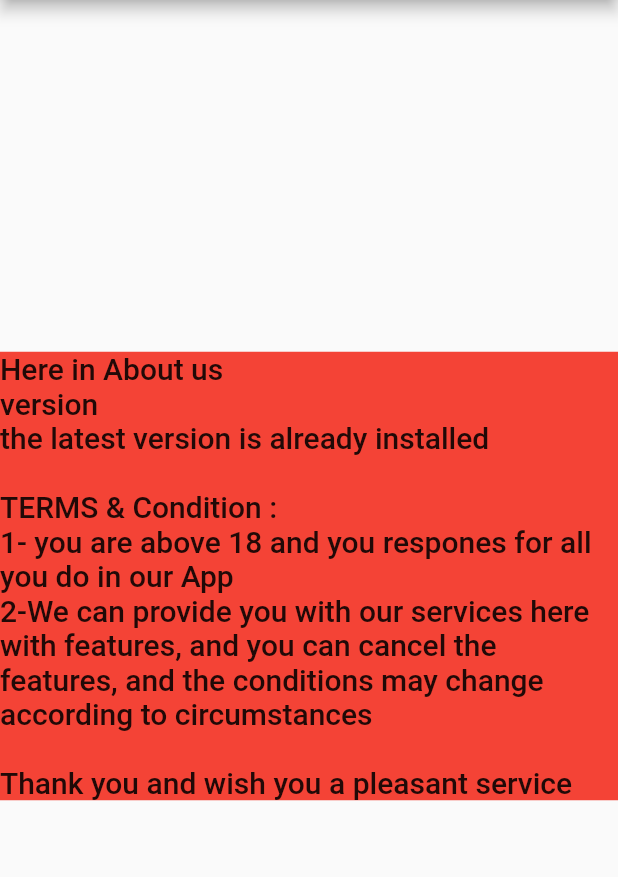
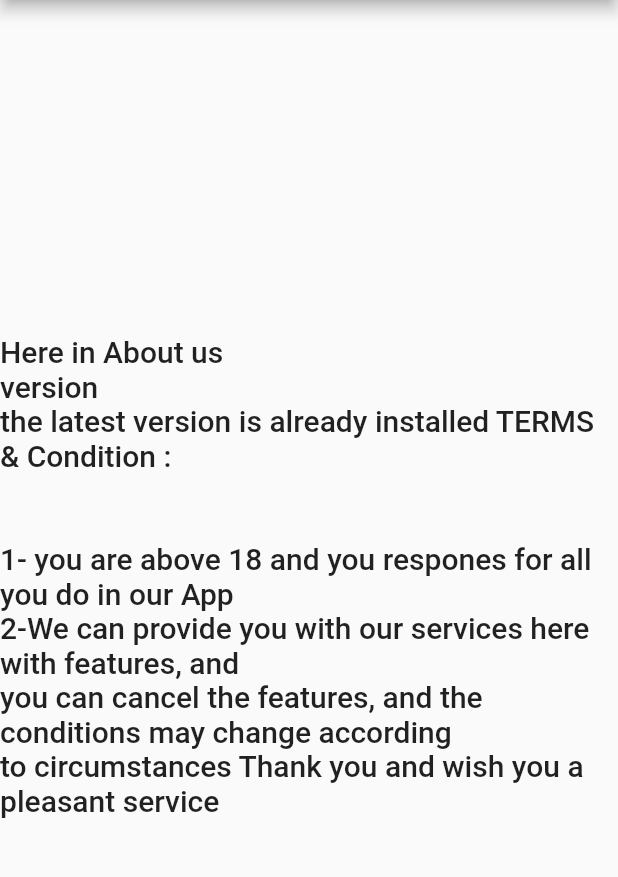
Before and after one commit to m7amad45/pizza_stieve, a Flutter app: the aboutUsPage screen opened by its route, on a phone screen of 412 x 824 dp, the part 84-961 px from its top. Run offline on Flutter 3.47's test engine with Material 2 defaults, Android fonts, the phone set to English and light mode, and no system bars; missing offline and left inert: dart:html.

Commit message:
about us

```diff
--- a/lib/Screens/AboutUs.dart
+++ b/lib/Screens/AboutUs.dart
@@ -7,50 +7,52 @@ class aboutUsPage extends StatelessWidget {
 
   @override
   Widget build(BuildContext context) {
+    // ignore: unnecessary_new
     return new Scaffold(
       appBar: AppBar(
-        title: Text("About Us"),
+        title: const Text("About Us"),
       ),
-      body: Center(
-        child: Container(
-          color: Theme.of(context).colorScheme.secondary,
-          child: Text(
-            '''Here in About us
+
+      body:Center(
+        child: Text(
+        '''Here in About us
 version
-the latest version is already installed
+the latest version is already installed TERMS & Condition :
 
-TERMS & Condition :
+
 1- you are above 18 and you respones for all you do in our App
-2-We can provide you with our services here with features, and you can cancel the features, and the conditions may change according to circumstances
+2-We can provide you with our services here with features, and
+you can cancel the features, and the conditions may change according
+to circumstances Thank you and wish you a pleasant service''',
 
-Thank you and wish you a pleasant service''',
-            style: Theme.of(context).textTheme.headline6,
-          ),
-        ),
+
+        style: Theme.of(context).textTheme.headline6,
       ),
-    );
+      ),
+      );
   }
 }
 
-Widget build(BuildContext context) {
-  return new Scaffold(
-      appBar: AppBar(
-        title: Text("About Us"),
-      ),
-      drawer: DrawerScreen(),
-      body: Center(
-          child: Container(
-              color: Theme.of(context).colorScheme.secondary,
-              child: Text(
-                """
-        aaa
+// Widget build(BuildContext context) {
+//   // ignore: unnecessary_new
+//   return new Scaffold(
+//       appBar: AppBar(
+//         title: Text("About Us"),
+//       ),
+//       drawer: DrawerScreen(),
+//       body: Center(
+//           child: Container(
+//               color: Theme.of(context).colorScheme.secondary,
+//               child: Text(
+//                 """
+//         aaa
 
-""",
-                style: Theme.of(context).textTheme.headline6,
-              ))));
-}
+// """,
+//                 style: Theme.of(context).textTheme.headline6,
+//               ))));
+// }
 
-// i take some of about us from many apps in my phone :
-//Galary , massage and whatsapp . with some limit action for the user so all control to coder
+// // i take some of about us from many apps in my phone :
+// Galary , massage and whatsapp . with some limit action for the user so all control to coder
 // we make about us page alone not together is to make it easy to mold operations and change becomes
 // flexible with no interfernce in other pages to avoid Errors
```
